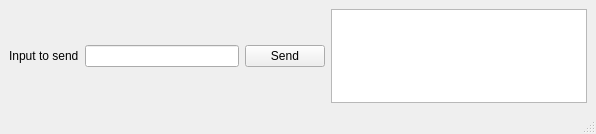
The window that boost_asio/asio_client/mainwindowclient.ui (alexanderrll/boost) describes before a commit, drawn with Qt 5.
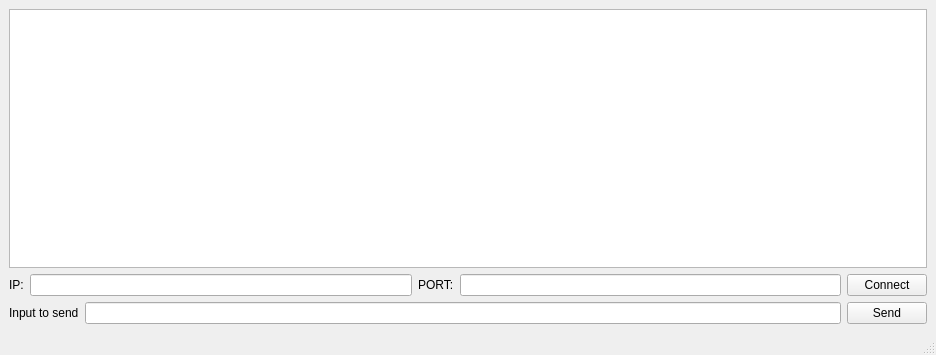
The same window after the commit.

The edit to the form file:
```diff
--- a/boost_asio/asio_client/mainwindowclient.ui
+++ b/boost_asio/asio_client/mainwindowclient.ui
@@ -6,14 +6,50 @@
    <rect>
     <x>0</x>
     <y>0</y>
-    <width>596</width>
-    <height>134</height>
+    <width>936</width>
+    <height>355</height>
    </rect>
   </property>
   <property name="windowTitle">
    <string>MainWindowClient</string>
   </property>
   <widget class="QWidget" name="centralwidget">
+   <layout class="QVBoxLayout" name="verticalLayout">
+    <item>
+     <widget class="QTextEdit" name="te_Log"/>
+    </item>
+    <item>
+     <layout class="QHBoxLayout" name="horizontalLayout_2">
+      <item>
+       <widget class="QLabel" name="label_2">
+        <property name="text">
+         <string>IP:</string>
+        </property>
+       </widget>
+      </item>
+      <item>
+       <widget class="QLineEdit" name="le_IP"/>
+      </item>
+      <item>
+       <widget class="QLabel" name="label_3">
+        <property name="text">
+         <string>PORT:</string>
+        </property>
+       </widget>
+      </item>
+      <item>
+       <widget class="QLineEdit" name="le_PORT"/>
+      </item>
+      <item>
+       <widget class="QPushButton" name="pb_ConnectToServer">
+        <property name="text">
+         <string>Connect</string>
+        </property>
+       </widget>
+      </item>
+     </layout>
+    </item>
+    <item>
    <layout class="QHBoxLayout" name="horizontalLayout">
     <item>
      <widget class="QLabel" name="label">
@@ -32,8 +68,7 @@
       </property>
      </widget>
     </item>
-    <item>
-     <widget class="QTextEdit" name="te_Log"/>
+     </layout>
     </item>
    </layout>
   </widget>
```
Left out of the diff: 2 changed lines with no effect on the pictures. Lines whose indentation alone changed are shown as unchanged.
